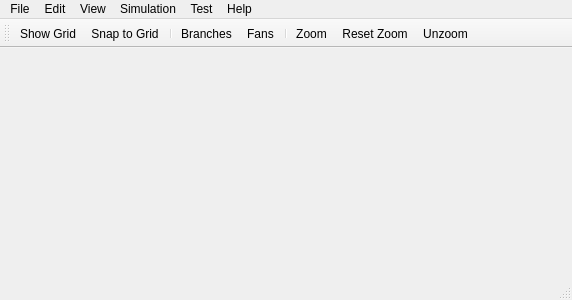
Before: the Qt Designer form dpss/src/ds/mainwindow.ui in ArsMasiuk/DPSE, drawn with Qt 5.
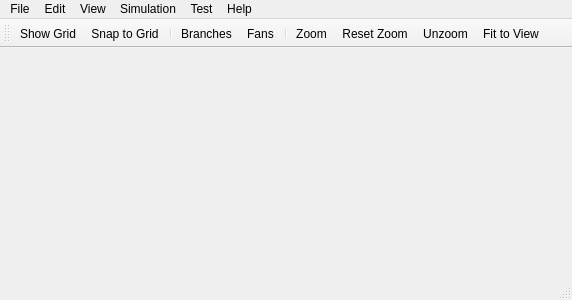
After: the same form once the commit is applied. Icons and pictures are not drawn.

Diff of the .ui file:
```diff
--- a/dpss/src/ds/mainwindow.ui
+++ b/dpss/src/ds/mainwindow.ui
@@ -96,6 +96,7 @@
    <addaction name="actionZoom"/>
    <addaction name="actionResetZoom"/>
    <addaction name="actionUnzoom"/>
+   <addaction name="actionFitToView"/>
   </widget>
   <widget class="QStatusBar" name="statusBar"/>
   <action name="actionShowGrid">
@@ -304,6 +305,14 @@
     <string>Reset zoom to 100%</string>
    </property>
   </action>
+  <action name="actionFitToView">
+   <property name="text">
+    <string>Fit to View</string>
+   </property>
+   <property name="toolTip">
+    <string>Fit all visible items to the view</string>
+   </property>
+  </action>
  </widget>
  <layoutdefault spacing="6" margin="11"/>
  <resources>
```
